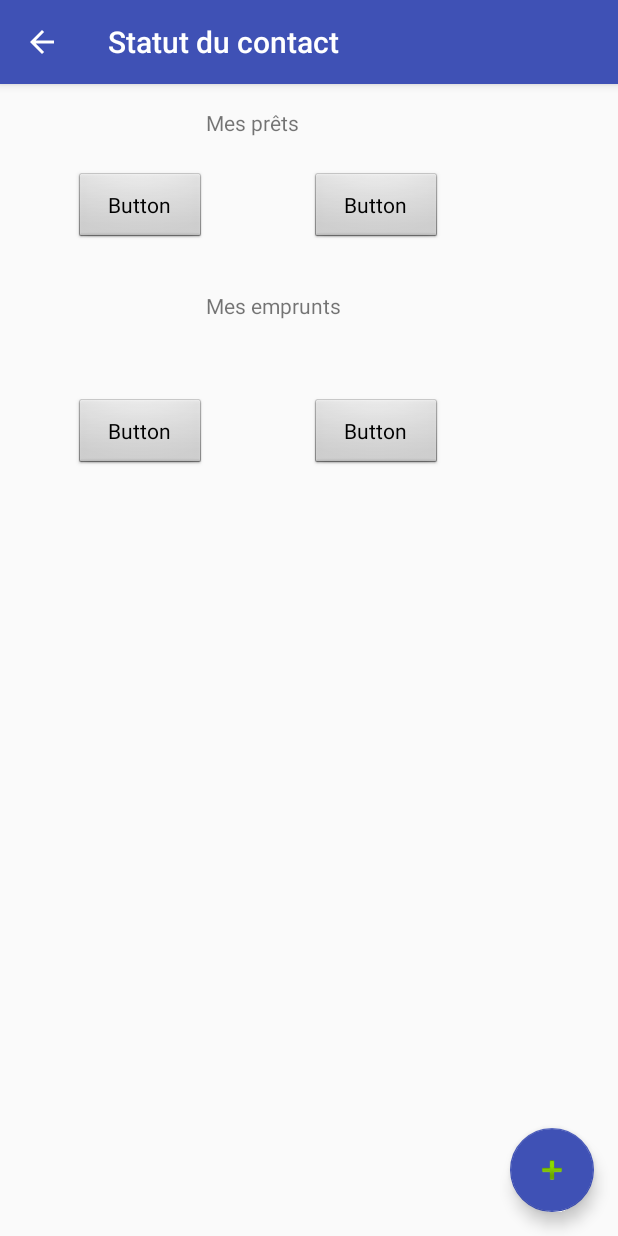
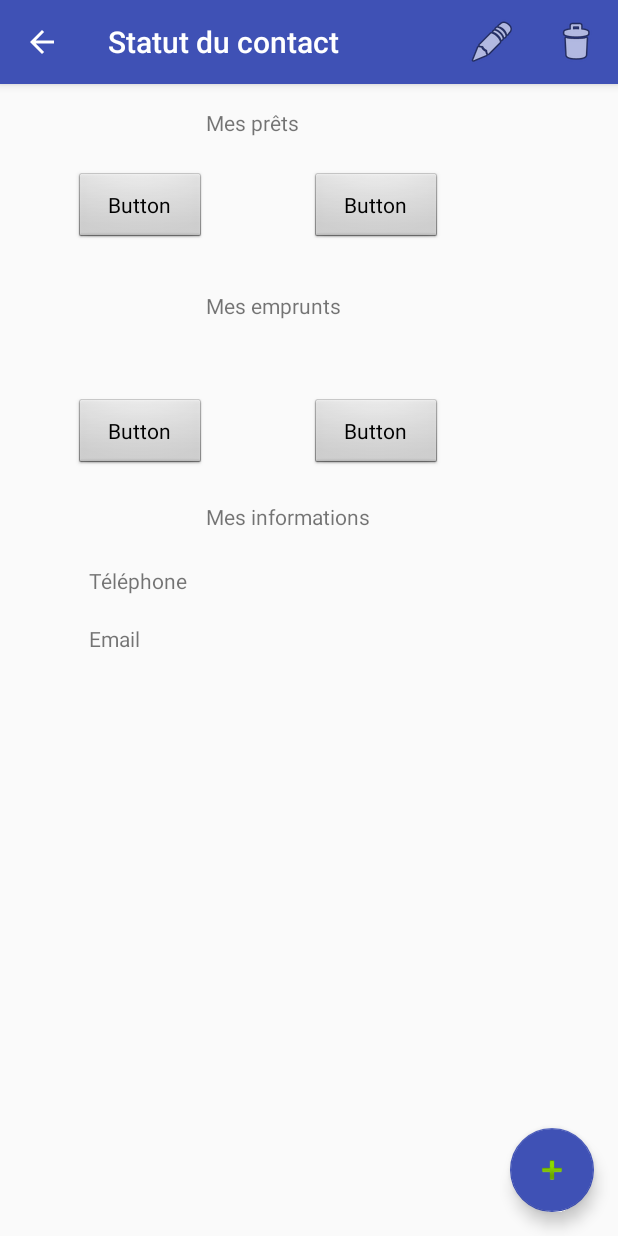
Before and after one commit to Frackup/RemindMe, an Android app: the ContactExchangeActivity screen opened directly, with no data from a screen before it, on a phone screen of 412 x 824 dp. Run offline under Robolectric (Android 15) with nearby library versions, the phone set to English and light mode, and no system bars; 9 statements that could not run were skipped.

Commit message:
Edit and delete contact from contactexchange, modifying the barchart by using the new version of API (still issues).

```diff
--- a/app/build.gradle
+++ b/app/build.gradle
@@ -31,5 +31,5 @@ dependencies {
     compile 'com.android.support:appcompat-v7:24.2.1'
     compile 'com.android.support:design:24.2.1'
     testCompile 'junit:junit:4.12'
-    compile 'com.github.PhilJay:MPAndroidChart:v2.1.6'
+    compile 'com.github.PhilJay:MPAndroidChart:v3.0.1'
 }
--- a/app/src/main/java/com/example/avescera/remindme/ContactCreationActivity.java
+++ b/app/src/main/java/com/example/avescera/remindme/ContactCreationActivity.java
@@ -46,6 +46,10 @@ public class ContactCreationActivity extends AppCompatActivity {
             @Override
             public void onClick(View view) {
                 createContact(view);
+
+                if(editedContact != null){
+                    finish();
+                }
             }
         });
     }
--- a/app/src/main/java/com/example/avescera/remindme/ContactExchangeActivity.java
+++ b/app/src/main/java/com/example/avescera/remindme/ContactExchangeActivity.java
@@ -8,9 +8,12 @@ import android.support.design.widget.FloatingActionButton;
 import android.support.design.widget.Snackbar;
 import android.support.v7.app.AppCompatActivity;
 import android.support.v7.widget.Toolbar;
+import android.view.Menu;
 import android.view.MenuItem;
 import android.view.View;
 import android.widget.Button;
+import android.widget.TextView;
+import android.widget.Toast;
 
 import com.example.avescera.remindme.Classes.Contact;
 import com.example.avescera.remindme.Classes.InitDataBaseHandlers;
@@ -31,11 +34,14 @@ public class ContactExchangeActivity extends AppCompatActivity {
     private Button btnMoneyBorrowed;
     private Button btnObjectBorrowed;
 
+    private TextView txtVwContactPhone;
+    private TextView txtVwContactEmail;
+
     @Override
     protected void onCreate(Bundle savedInstanceState) {
         super.onCreate(savedInstanceState);
         setContentView(R.layout.activity_contact_exchange);
-        Toolbar toolbar = (Toolbar) findViewById(R.id.toolbar);
+        Toolbar toolbar = (Toolbar) findViewById(R.id.toolbarContactExchange);
         setSupportActionBar(toolbar);
         getSupportActionBar().setDisplayHomeAsUpEnabled(true);
 
@@ -84,17 +90,33 @@ public class ContactExchangeActivity extends AppCompatActivity {
         btnMoneyBorrowed = (Button) findViewById(R.id.btnMoneyBorrow);
         btnObjectLoan = (Button) findViewById(R.id.btnObjectLoan);
         btnObjectBorrowed =(Button) findViewById(R.id.btnObjectBorrow);
+
+        txtVwContactEmail = (TextView) findViewById(R.id.txtVwContactEmailDetail);
+        txtVwContactPhone = (TextView) findViewById(R.id.txtVwContactPhoneDetail);
     }
 
     private void initVariables(){
         dbHandlers = new InitDataBaseHandlers(this);
 
         contact =  (Contact) getIntent().getSerializableExtra(ActivityClass.CONTACT_ITEM);
+        int contact_id = contact.get_id();
+        contact = dbHandlers.getDbContactHandler().getContact(contact_id);
+
         btnMoneyLoan.setText(dbHandlers.getDbMoneyHandler().getTotalAmountByTypeAndContact(contact.get_id(), ActivityClass.DATABASE_LOAN_TYPE) + " " + getResources().getText(R.string.home_currency));
         btnMoneyBorrowed.setText(dbHandlers.getDbMoneyHandler().getTotalAmountByTypeAndContact(contact.get_id(), ActivityClass.DATABASE_BORROW_TYPE) + " " + getResources().getText(R.string.home_currency));
         btnObjectLoan.setText(dbHandlers.getDbObjectHandler().getTotalQtyByTypeAndContact(contact.get_id(), ActivityClass.DATABASE_LOAN_TYPE) + " " + getResources().getText(R.string.home_objects));
         btnObjectBorrowed.setText(dbHandlers.getDbObjectHandler().getTotalQtyByTypeAndContact(contact.get_id(), ActivityClass.DATABASE_BORROW_TYPE) + " " + getResources().getText(R.string.home_objects));
         setTitle(contact.get_firstName() + " " + contact.get_lastName());
+
+        txtVwContactEmail.setText(contact.get_email());
+        txtVwContactPhone.setText(contact.get_phone());
+    }
+
+    @Override
+    public boolean onCreateOptionsMenu(Menu menu) {
+        // Inflate the menu; this adds items to the action bar if it is present.
+        getMenuInflater().inflate(R.menu.menu_contact_exchange, menu);
+        return true;
     }
 
     @Override
@@ -104,6 +126,12 @@ public class ContactExchangeActivity extends AppCompatActivity {
         if(id == android.R.id.home)
         {
             finish();
+        } else if (id == R.id.action_delete_contact) {
+            deleteContact();
+        } else if (id == R.id.action_edit_contact) {
+            Intent intent = new Intent(this, ContactCreationActivity.class);
+            intent.putExtra(ActivityClass.CONTACT_ITEM, contact);
+            startActivity(intent);
         }
 
         return super.onOptionsItemSelected(item);
@@ -153,4 +181,30 @@ public class ContactExchangeActivity extends AppCompatActivity {
 
         alertDialog.show();
     }
+
+    public void deleteContact() {
+        AlertDialog alertDialog = new AlertDialog.Builder(this)
+                // Set Dialog Icon
+                .setIcon(R.drawable.ic_bullet_key_permission)
+                // Set Dialog Title
+                .setTitle(R.string.contact_deletion_process)
+                // Set Dialog Message
+                .setMessage(R.string.contact_deletion_warning)
+                .setPositiveButton(R.string.positive_answer, new DialogInterface.OnClickListener() {
+                    public void onClick(DialogInterface dialog, int which) {
+                        dbHandlers.getDbContactHandler().deleteContact(contact, getBaseContext());
+
+                        Toast.makeText(getBaseContext(), R.string.deletion_confirmation, Toast.LENGTH_SHORT).show();
+                        finish();
+                    }
+                })
+                .setNegativeButton(R.string.negative_answer, new DialogInterface.OnClickListener() {
+                    @Override
+                    public void onClick(DialogInterface dialog, int which) {
+
+                    }
+                }).create();
+
+        alertDialog.show();
+    }
 }
--- a/app/src/main/java/com/example/avescera/remindme/DBHandlers/DatabaseMoneyHandler.java
+++ b/app/src/main/java/com/example/avescera/remindme/DBHandlers/DatabaseMoneyHandler.java
@@ -340,7 +340,7 @@ public class DatabaseMoneyHandler {
 
     public List<List<Float>> getLastSixMonthsMoney() {
     Cursor cursor = mDb.rawQuery("SELECT strftime('%m', date) , SUM(amount_loan), SUM(amount_borrow), date  FROM " +
-                "(SELECT date, amount_loan, amount_borrow FROM " + DATABASE_TABLE + " WHERE date > date('now', '-6 months') AND date <= date('now')) GROUP BY strftime('%m', date) ORDER BY date", null);
+                "(SELECT date, amount_loan, amount_borrow FROM " + DATABASE_TABLE + " WHERE date > date('now', '-6 months') AND date <= date('now')) GROUP BY strftime('%m', date) ORDER BY date ASC", null);
 
         List<List<Float>> amountByMonth = new ArrayList<>();
         List<Float> data = new ArrayList<>();
--- a/app/src/main/java/com/example/avescera/remindme/Interfaces/ActivityClass.java
+++ b/app/src/main/java/com/example/avescera/remindme/Interfaces/ActivityClass.java
@@ -24,6 +24,7 @@ public interface ActivityClass {
 
     public static final int DATABASE_LOAN_TYPE = 1;
     public static final int DATABASE_BORROW_TYPE = 2;
+    public static final int DATABASE_GRAPH_DATE_LIMIT = 6;
 
     public static final int OBJECT_DEFAULT_QTY = 1;
 }
--- a/app/src/main/java/com/example/avescera/remindme/StatisticsActivity.java
+++ b/app/src/main/java/com/example/avescera/remindme/StatisticsActivity.java
@@ -141,7 +141,7 @@ public class StatisticsActivity extends AppCompatActivity {
         dataset.add(barDataSet2);
         */
 
-        BarData data = new BarData(labels, dataset);
+        BarData data = new BarData(dataset);
         // dataset.setColors(ColorTemplate.COLORFUL_COLORS); //
         barChart.setData(data);
         barChart.animateY(5000);
@@ -224,7 +224,7 @@ public class StatisticsActivity extends AppCompatActivity {
             labels.add("May");
             labels.add("June");
 
-            BarData data = new BarData(labels, dataset);
+            BarData data = new BarData(dataset);
             // dataset.setColors(ColorTemplate.COLORFUL_COLORS); //
             barChart.setData(data);
             //The lower, the faster it is displayed
--- a/app/src/main/res/layout/activity_contact_exchange.xml
+++ b/app/src/main/res/layout/activity_contact_exchange.xml
@@ -13,11 +13,12 @@
         android:theme="@style/AppTheme.AppBarOverlay">
 
         <android.support.v7.widget.Toolbar
-            android:id="@+id/toolbar"
+            android:id="@+id/toolbarContactExchange"
             android:layout_width="match_parent"
             android:layout_height="?attr/actionBarSize"
             android:background="?attr/colorPrimary"
-            app:popupTheme="@style/AppTheme.PopupOverlay" />
+            app:popupTheme="@style/AppTheme.PopupOverlay">
+            </android.support.v7.widget.Toolbar>
 
     </android.support.design.widget.AppBarLayout>
 
--- a/app/src/main/res/layout/content_contact_exchange.xml
+++ b/app/src/main/res/layout/content_contact_exchange.xml
@@ -70,4 +70,32 @@
         android:layout_toStartOf="@+id/txtViewHomePageBorrowTitle"
         style="@android:style/Widget.Button" />
 
+    <TextView
+        android:text="@string/contact_details"
+        android:layout_width="wrap_content"
+        android:layout_height="wrap_content"
+        android:layout_below="@+id/btnMoneyBorrow"
+        android:layout_toEndOf="@+id/btnMoneyBorrow"
+        android:layout_marginTop="21dp"
+        android:id="@+id/txtVwContactDetails" />
+
+    <TextView
+        android:text="@string/hint_edittxt_contact_creation_email"
+        android:layout_width="wrap_content"
+        android:layout_height="wrap_content"
+        android:layout_below="@+id/txtVwContactPhoneDetail"
+        android:layout_alignStart="@+id/txtVwContactPhoneDetail"
+        android:layout_marginTop="19dp"
+        android:id="@+id/txtVwContactEmailDetail" />
+
+    <TextView
+        android:text="@string/hint_edittxt_contact_creation_phone"
+        android:layout_width="wrap_content"
+        android:layout_height="wrap_content"
+        android:layout_marginTop="23dp"
+        android:id="@+id/txtVwContactPhoneDetail"
+        android:layout_below="@+id/txtVwContactDetails"
+        android:layout_alignStart="@+id/btnMoneyBorrow"
+        android:layout_marginStart="10dp" />
+
 </RelativeLayout>
--- /dev/null
+++ b/app/src/main/res/menu/menu_contact_exchange.xml
@@ -0,0 +1,16 @@
+<?xml version="1.0" encoding="utf-8"?>
+<menu xmlns:android="http://schemas.android.com/apk/res/android"
+    xmlns:app="http://schemas.android.com/apk/res-auto">
+    <item
+        android:id="@+id/action_edit_contact"
+        android:orderInCategory="100"
+        android:icon="@android:drawable/ic_menu_edit"
+        android:title="@string/edit_contact"
+        app:showAsAction="ifRoom" />
+    <item
+        android:id="@+id/action_delete_contact"
+        android:orderInCategory="100"
+        android:icon="@android:drawable/ic_menu_delete"
+        android:title="@string/contact_deletion_process"
+        app:showAsAction="ifRoom" />
+</menu>
```
Also changed, not shown: app/src/main/java/com/example/avescera/remindme/Classes/CustomYAxisValueFormatter.java (+5 -4 lines), app/src/main/java/com/example/avescera/remindme/Classes/MonthAxisValueFormatter.java (added, +50 -0 lines), app/src/main/java/com/example/avescera/remindme/StatisticsActivityNew.java (+69 -131 lines), app/src/main/res/layout/content_statistics_activity_new.xml (+4 -3 lines), app/src/main/res/values/strings.xml (+10 -8 lines), 3 other files.
